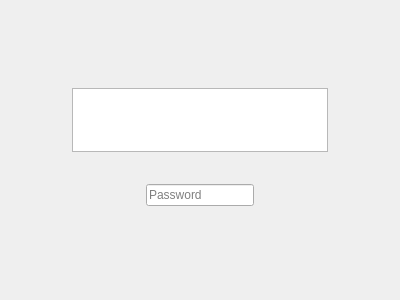
The window that UI/badger_ubuntu_22_04.ui (textbrowser/badger) describes before a commit, drawn with Qt 5.
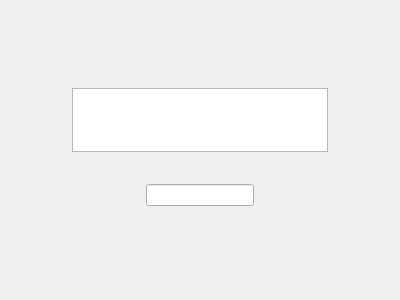
The same window after the commit.

Commit message: Clock format.

The edit to the form file:
```diff
--- a/UI/badger_ubuntu_22_04.ui
+++ b/UI/badger_ubuntu_22_04.ui
@@ -155,6 +155,9 @@
          <verstretch>0</verstretch>
         </sizepolicy>
        </property>
+       <property name="styleSheet">
+        <string notr="true">QWidget {color: white;}</string>
+       </property>
        <property name="echoMode">
         <enum>QLineEdit::Password</enum>
        </property>
```
The commit also changes 1 other file.
